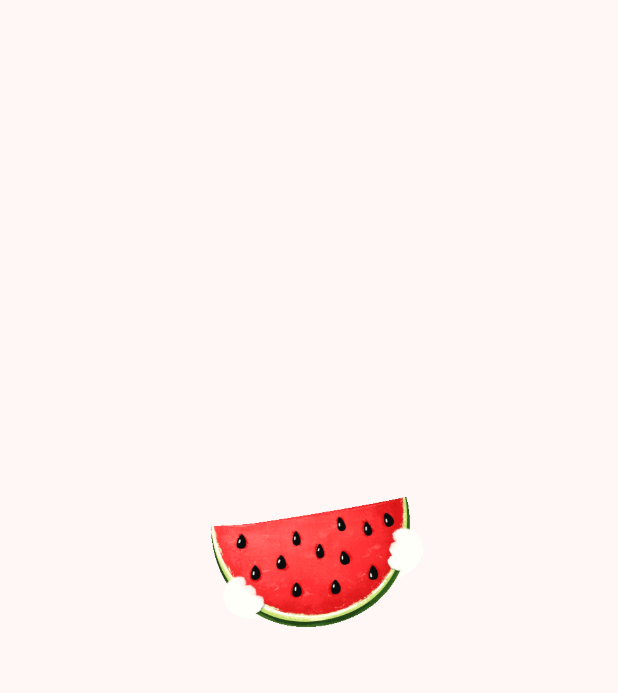
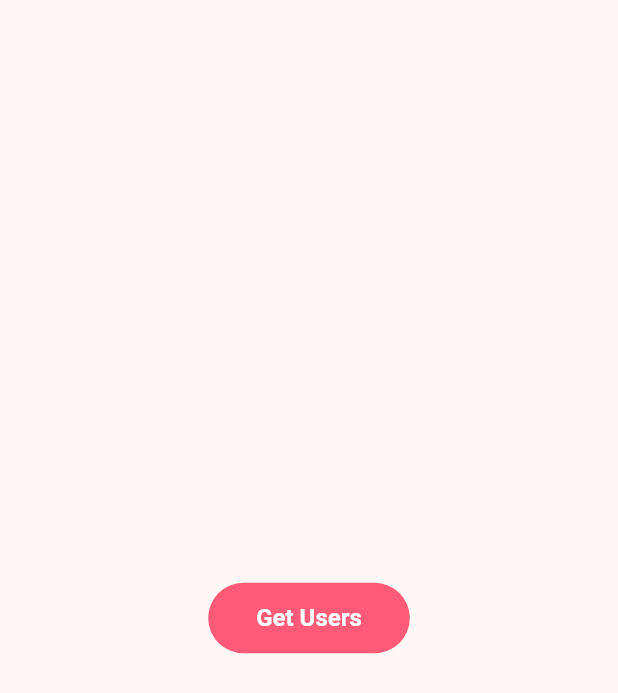
Before and after one commit to Osama7amed04/shopping_list_g2, a Flutter app: the first screen one second after launch, on a phone screen of 412 x 824 dp. Shown: the top 693 px of the screen. Run offline on Flutter 3.47's test engine with Material 3 defaults, Android fonts, the light colour scheme and no system bars; our stand-ins replace bloc, cloud_firestore, firebase_auth, firebase_core, flutter_bloc, google_fonts and 1 more; missing offline and left inert: firebase_ui_auth, firebase_ui_oauth_google; accounts and stored records are empty.

Commit message:
cubit of users done with test screen

```diff
--- /dev/null
+++ b/lib/helpers/cubits/cubit/get_users_cubit.dart
@@ -0,0 +1,19 @@
+import 'package:bloc/bloc.dart';
+import 'package:meta/meta.dart';
+import 'package:rwad_project/services/fire_store_services.dart';
+
+part 'get_users_state.dart';
+
+class GetusersCubit extends Cubit<GetusersState> {
+  GetusersCubit() : super(GetusersInitial());
+  getUsers() async {
+    emit(GetusersLoading());
+    try {
+      List<Map<String, dynamic>> users =
+          await FireStoreServices().getUsersList();
+      emit(GetusersLoaded(users: users));
+    } catch (e) {
+      emit(GetusersError(error: e.toString()));
+    }
+  }
+}
--- /dev/null
+++ b/lib/helpers/cubits/cubit/get_users_state.dart
@@ -0,0 +1,20 @@
+part of 'get_users_cubit.dart';
+
+@immutable
+sealed class GetusersState {}
+
+final class GetusersInitial extends GetusersState {}
+
+final class GetusersLoaded extends GetusersState {
+  final List<Map<String, dynamic>> users;
+
+  GetusersLoaded({required this.users});
+}
+
+final class GetusersLoading extends GetusersState {}
+
+final class GetusersError extends GetusersState {
+  final String error;
+
+  GetusersError({required this.error});
+}
--- a/lib/main.dart
+++ b/lib/main.dart
@@ -1,6 +1,7 @@
 import 'dart:async';
 import 'package:flutter/material.dart';
 import 'package:firebase_core/firebase_core.dart';
+import 'package:rwad_project/screens/test.dart';
 import 'package:shared_preferences/shared_preferences.dart';
 import 'on_boarding/on_boarding_screen.dart';
 
@@ -102,12 +103,14 @@ class _MyAppState extends State<MyApp> {
         ),
       ),
       themeMode: isDarkMode ? ThemeMode.dark : ThemeMode.light,
-      home: SplashScreen(onThemeChanged: (value) {
-        setState(() {
-          isDarkMode = value;
-        });
-        _saveThemePreference(value);
-      }),
+      home: true
+          ? Test()
+          : SplashScreen(onThemeChanged: (value) {
+              setState(() {
+                isDarkMode = value;
+              });
+              _saveThemePreference(value);
+            }),
     );
   }
 }
--- /dev/null
+++ b/lib/screens/test.dart
@@ -0,0 +1,49 @@
+import 'package:flutter/material.dart';
+import 'package:flutter_bloc/flutter_bloc.dart';
+import 'package:rwad_project/helpers/cubits/cubit/get_users_cubit.dart';
+
+class Test extends StatelessWidget {
+  const Test({super.key});
+
+  @override
+  Widget build(BuildContext context) {
+    return BlocProvider(
+      create: (context) => GetusersCubit(),
+      child: Scaffold(
+        body: BlocBuilder<GetusersCubit, GetusersState>(
+          builder: (context, state) {
+            if (state is GetusersLoaded) {
+              return SafeArea(
+                child: ListView.builder(
+                  itemBuilder: (context, index) {
+                    final user = state.users[index];
+                    return Padding(
+                      padding: const EdgeInsets.symmetric(horizontal: 16.0),
+                      child: Text(
+                        user['email'],
+                        style: TextStyle(fontSize: 24),
+                      ),
+                    );
+                  },
+                  itemCount: state.users.length,
+                ),
+              );
+            } else if (state is GetusersLoading) {
+              return Center(
+                child: CircularProgressIndicator(),
+              );
+            } else {
+              return Center(
+                child: ElevatedButton(
+                    onPressed: () {
+                      context.read<GetusersCubit>().getUsers();
+                    },
+                    child: Text('Get Users')),
+              );
+            }
+          },
+        ),
+      ),
+    );
+  }
+}
--- a/pubspec.yaml
+++ b/pubspec.yaml
@@ -46,6 +46,7 @@ dependencies:
   animated_theme_switcher: ^2.0.10
   shared_preferences: ^2.2.2
   cloud_firestore: ^4.17.5
+  flutter_bloc: ^9.1.1
 dev_dependencies:
   flutter_test:
     sdk: flutter
```
Also changed, not shown: lib/services/fire_store_services.dart (+16 -2 lines), pubspec.lock.
